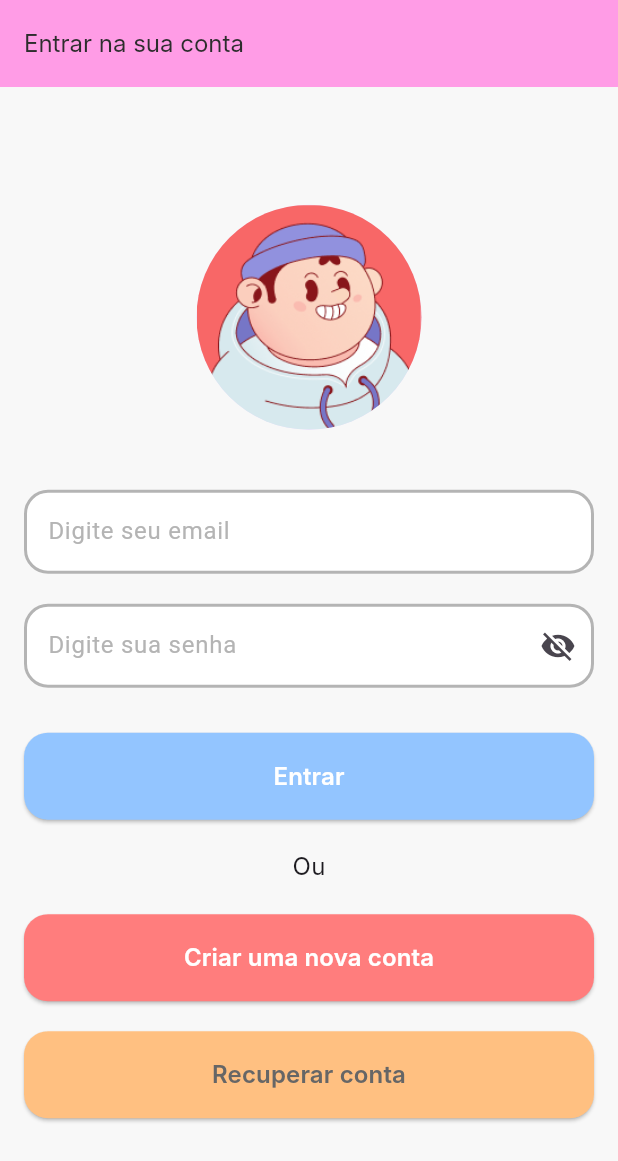
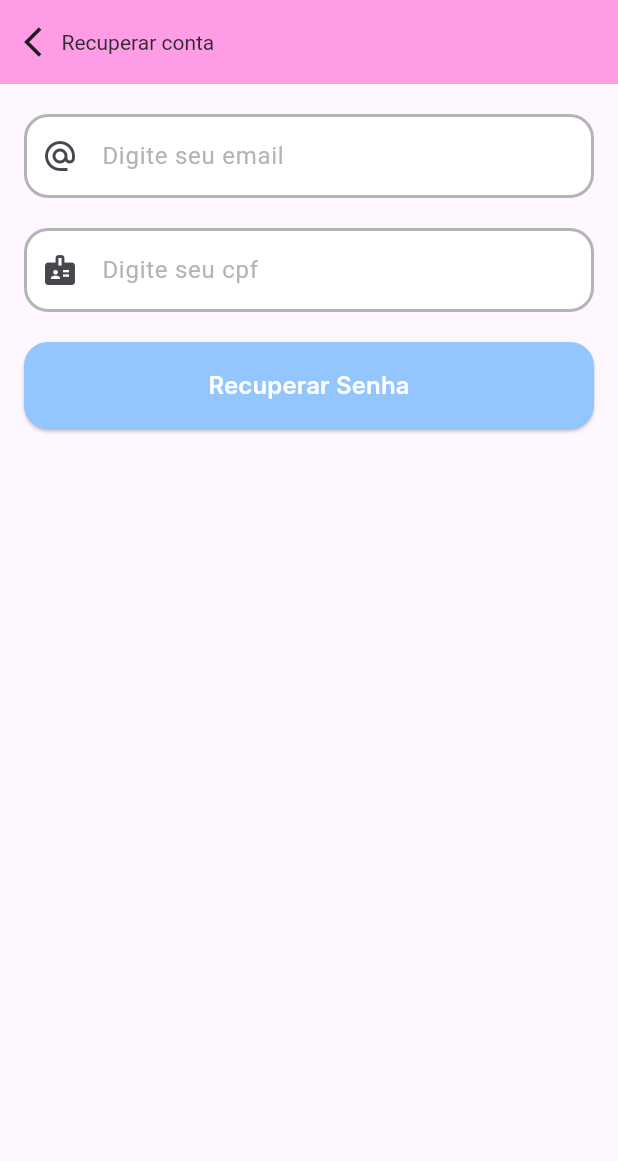
Before and after one commit to vonderheidon/exercicio-flutter, a Flutter app: the screen it shows after launch, after a tap on "Recuperar conta", on a phone screen of 412 x 824 dp. Shown: the top 1161 px of the screen. Run offline on Flutter 3.47's test engine with Material 3 defaults, Android fonts, the phone set to English and light mode, and no system bars; Roboto replaces fonts that are missing (Inter).

```diff
--- a/lib/components/password_field_component.dart
+++ b/lib/components/password_field_component.dart
@@ -4,14 +4,12 @@ class PasswordFieldComponent extends StatefulWidget {
   final String labelText;
   final TextEditingController controller;
   final Icon? prefixIcon;
-  final String? Function(String?)? validator;
 
   const PasswordFieldComponent({
     super.key,
     required this.labelText,
     required this.controller,
     this.prefixIcon,
-    this.validator,
   });
 
   @override
@@ -34,7 +32,6 @@ class _PasswordFieldState extends State<PasswordFieldComponent> {
       child: TextFormField(
         obscureText: _visibilityPassword,
         controller: widget.controller,
-        validator: widget.validator,
         decoration: InputDecoration(
           prefixIcon: widget.prefixIcon,
           labelText: widget.labelText,
--- a/lib/components/text_field_component.dart
+++ b/lib/components/text_field_component.dart
@@ -4,23 +4,20 @@ class TextFieldComponent extends StatelessWidget {
   final String labelText;
   final Icon? prefixIcon;
   final TextEditingController? controller;
-  final String? Function(String?)? validator;
 
   const TextFieldComponent({
     super.key,
     required this.labelText,
     this.prefixIcon,
     this.controller,
-    this.validator,
   });
 
   @override
   Widget build(BuildContext context) {
     return Padding(
       padding: EdgeInsets.symmetric(horizontal: 16),
-      child: TextFormField(
+      child: TextField(
         controller: controller,
-        validator: validator,
         decoration: InputDecoration(
           prefixIcon: prefixIcon,
           filled: true,
--- a/lib/main.dart
+++ b/lib/main.dart
@@ -1,6 +1,10 @@
 import 'package:atividade/components/elevated_button_component.dart';
 import 'package:atividade/components/password_field_component.dart';
 import 'package:atividade/components/text_field_component.dart';
+import 'package:atividade/database/user_database.dart';
+import 'package:atividade/pages/home_page.dart';
+import 'package:atividade/pages/recover_page.dart';
+import 'package:atividade/pages/register_page.dart';
 import 'package:flutter/material.dart';
 
 void main() {
@@ -35,6 +39,7 @@ class MyHomePage extends StatefulWidget {
 class _MyHomePageState extends State<MyHomePage> {
   final _passwordController = TextEditingController();
   final _emailController = TextEditingController();
+  final _userDataBase = UserDatabase();
 
   Widget _buildAvatarImage() {
     return CircleAvatar(
@@ -60,6 +65,8 @@ class _MyHomePageState extends State<MyHomePage> {
 
   @override
   Widget build(BuildContext context) {
+    _userDataBase.addUser('teste', '12345678910', '(83)99988-7766', 'teste');
+
     return SafeArea(
       child: Scaffold(
         backgroundColor: Color(0xFFF8F8F8),
@@ -99,12 +106,27 @@ class _MyHomePageState extends State<MyHomePage> {
                   textColor: Colors.white,
                   onPressed:
                       () => {
-                        showDialog(
-                          context: context,
-                          builder: (BuildContext context) {
-                            return _loginErrorDialog();
+                        if (_userDataBase.validateUser(
+                          _emailController.text,
+                          _passwordController.text,
+                        ))
+                          {
+                            Navigator.pushReplacement(
+                              context,
+                              MaterialPageRoute(
+                                builder: (context) => HomePage(),
+                              ),
+                            ),
+                          }
+                        else
+                          {
+                            showDialog(
+                              context: context,
+                              builder: (BuildContext context) {
+                                return _loginErrorDialog();
+                              },
+                            ),
                           },
-                        ),
                       },
                 ),
                 SizedBox(height: 20),
@@ -121,14 +143,30 @@ class _MyHomePageState extends State<MyHomePage> {
                   text: 'Criar uma nova conta',
                   bgcolor: Color(0xFFFF7D7D),
                   textColor: Colors.white,
-                  onPressed: () => {},
+                  onPressed:
+                      () => {
+                        Navigator.push(
+                          context,
+                          MaterialPageRoute(
+                            builder: (context) => RegisterPage(),
+                          ),
+                        ),
+                      },
                 ),
                 SizedBox(height: 20),
                 ElevatedButtonComponent(
                   text: 'Recuperar conta',
                   bgcolor: Color(0xFFFFC081),
                   textColor: Color(0xFF666666),
-                  onPressed: () => {},
+                  onPressed:
+                      () => {
+                        Navigator.push(
+                          context,
+                          MaterialPageRoute(
+                            builder: (context) => RecoverPage(),
+                          ),
+                        ),
+                      },
                 ),
               ],
             ),
--- /dev/null
+++ b/lib/pages/recover_page.dart
@@ -0,0 +1,48 @@
+import 'package:atividade/components/elevated_button_component.dart';
+import 'package:atividade/components/text_field_component.dart';
+import 'package:flutter/material.dart';
+
+class RecoverPage extends StatelessWidget {
+  const RecoverPage({super.key});
+
+  @override
+  Widget build(BuildContext context) {
+    return SafeArea(
+      child: Scaffold(
+        appBar: AppBar(
+          leading: IconButton(
+            onPressed: () {
+              Navigator.pop(context);
+            },
+            icon: Icon(Icons.arrow_back_ios),
+          ),
+          backgroundColor: Color(0xFFFF9CE6),
+          title: Text('Recuperar conta'),
+          titleSpacing: -15,
+          titleTextStyle: TextStyle(color: Color(0xFF2D2D2D)),
+        ),
+        body: Column(
+          children: [
+            SizedBox(height: 20),
+            TextFieldComponent(
+              labelText: 'Digite seu email',
+              prefixIcon: Icon(Icons.alternate_email),
+            ),
+            SizedBox(height: 20),
+            TextFieldComponent(
+              labelText: 'Digite seu cpf',
+              prefixIcon: Icon(Icons.badge),
+            ),
+            SizedBox(height: 20),
+            ElevatedButtonComponent(
+              text: 'Recuperar Senha',
+              bgcolor: Color(0xFF93C5FF),
+              textColor: Colors.white,
+              onPressed: () {},
+            ),
+          ],
+        ),
+      ),
+    );
+  }
+}
--- a/lib/validators/form_field_validators.dart
+++ b/lib/validators/text_field_validators.dart
@@ -1,4 +1,4 @@
-class FormFieldValidators {
+class TextFieldValidators {
   bool isValidCPF(String cpf) {
     if (cpf.length != 11) {
       return false;
```
Also changed, not shown: lib/database/user_database.dart (+5 -5 lines), lib/pages/home_page.dart (added, +34 -0 lines), lib/pages/register_page.dart (+94 -14 lines).
